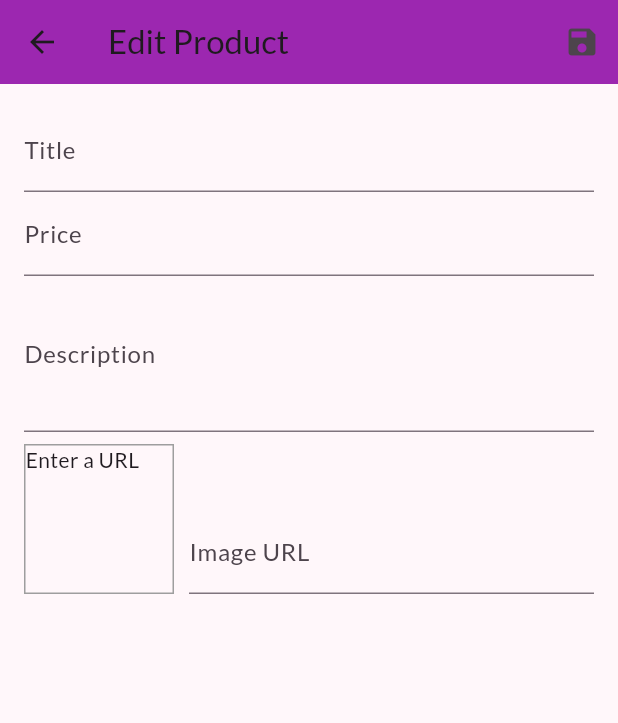
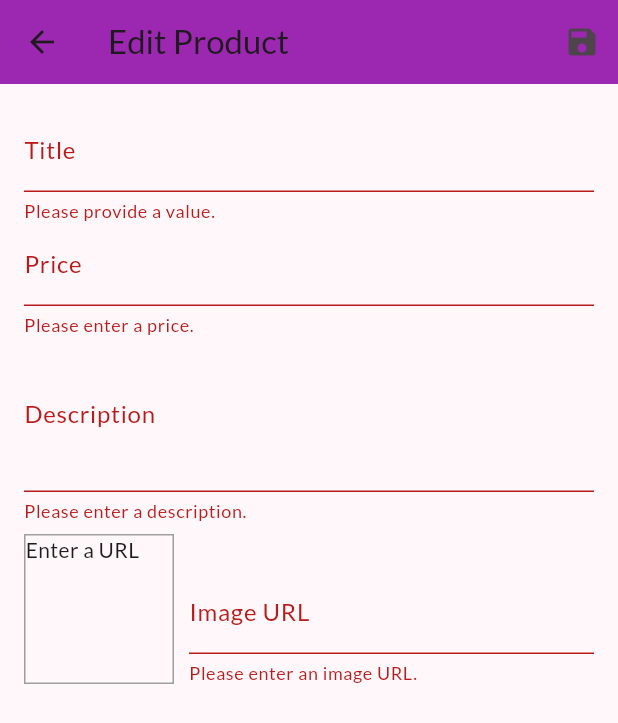
Before and after one commit to Yahya-hossaini/My-Shop, a Flutter app: the EditProductScreen screen opened by its route, after a tap on the "save" icon, on a phone screen of 412 x 824 dp. Shown: the top 723 px of the screen. Run offline on Flutter 3.47's test engine with Material 3 defaults, Android fonts, the phone set to English and light mode, and no system bars; network calls fail.

Commit message:
Validating the form with custom validation.

```diff
--- a/lib/screens/edit_product_screen.dart
+++ b/lib/screens/edit_product_screen.dart
@@ -26,13 +26,13 @@ class _EditProductScreenState extends State<EditProductScreen> {
 
   @override
   void initState() {
-    _imageUrlFocusNode.addListener(_upDadeImageUrl);
+    _imageUrlFocusNode.addListener(_updateImageUrl);
     super.initState();
   }
 
   @override
   void dispose() {
-    _imageUrlFocusNode.removeListener(_upDadeImageUrl);
+    _imageUrlFocusNode.removeListener(_updateImageUrl);
     _priceFocusNode.dispose();
     _descriptionFocusNode.dispose();
     _imageUrlController.dispose();
@@ -40,13 +40,24 @@ class _EditProductScreenState extends State<EditProductScreen> {
     super.dispose();
   }
 
-  void _upDadeImageUrl() {
+  void _updateImageUrl() {
     if (!_imageUrlFocusNode.hasFocus) {
+      if ((!_imageUrlController.text.startsWith('http') &&
+          !_imageUrlController.text.startsWith('https')) ||
+          (!_imageUrlController.text.endsWith('.png') &&
+              !_imageUrlController.text.endsWith('.jpg') &&
+              !_imageUrlController.text.endsWith('.jpeg'))) {
+        return;
+      }
       setState(() {});
     }
   }
 
   void _saveForm() {
+    final isValid = _form.currentState!.validate();
+    if (!isValid){
+      return;
+    }
     _form.currentState!.save();
     print(_editedProduct.title);
     print(_editedProduct.price);
@@ -78,6 +89,12 @@ class _EditProductScreenState extends State<EditProductScreen> {
                 onFieldSubmitted: (_) {
                   FocusScope.of(context).requestFocus(_priceFocusNode);
                 },
+                validator: (value){
+                  if (value!.isEmpty){
+                    return 'Please provide a value.';
+                  }
+                  return null;
+                },
                 onSaved: (value) {
                   _editedProduct = Product(
                     id: '',
@@ -96,6 +113,18 @@ class _EditProductScreenState extends State<EditProductScreen> {
                 onFieldSubmitted: (_) {
                   FocusScope.of(context).requestFocus(_descriptionFocusNode);
                 },
+                validator: (value){
+                  if (value!.isEmpty){
+                    return 'Please enter a price.';
+                  }
+                  if (double.tryParse(value) == null){
+                    return 'Please enter a valid number.';
+                  }
+                  if(double.parse(value) <= 0){
+                    return 'Please enter a number greater than zero.';
+                  }
+                  return null;
+                },
                 onSaved: (value) {
                   _editedProduct = Product(
                     id: '',
@@ -111,6 +140,15 @@ class _EditProductScreenState extends State<EditProductScreen> {
                 maxLines: 3,
                 keyboardType: TextInputType.multiline,
                 focusNode: _descriptionFocusNode,
+                validator: (value){
+                  if (value!.isEmpty){
+                    return 'Please enter a description.';
+                  }
+                  if (value.length < 10){
+                    return 'Should be at least 10 character long.';
+                  }
+                  return null;
+                },
                 onSaved: (value) {
                   _editedProduct = Product(
                     id: '',
@@ -162,6 +200,18 @@ class _EditProductScreenState extends State<EditProductScreen> {
                         _saveForm();
                         FocusScope.of(context).unfocus();
                       },
+                      validator: (value){
+                        if (value!.isEmpty){
+                          return 'Please enter an image URL.';
+                        }
+                        if (!value.startsWith('http') && !value.startsWith('https')){
+                          return 'Please enter a valid URL.';
+                        }
+                        if (!value.endsWith('.png') && !value.endsWith('.jpg') && !value.endsWith('.jpeg')){
+                          return 'Please enter a valid image URL.';
+                        }
+                        return null;
+                      },
                       onSaved: (value) {
                         _editedProduct = Product(
                           id: '',
```
